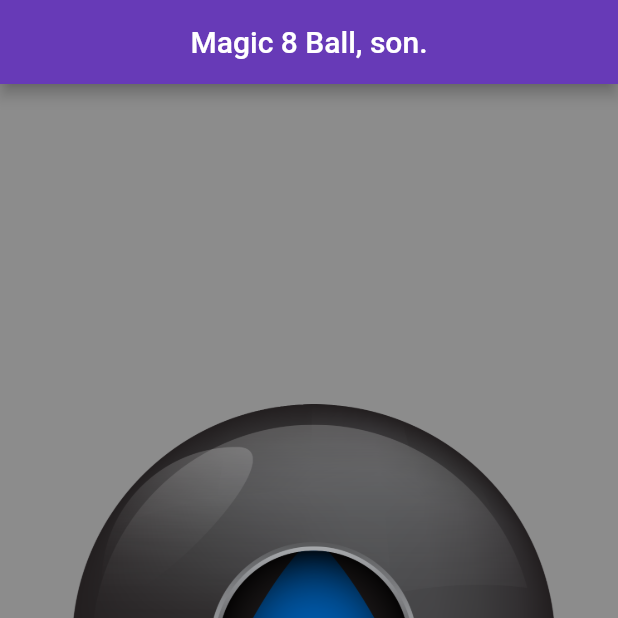
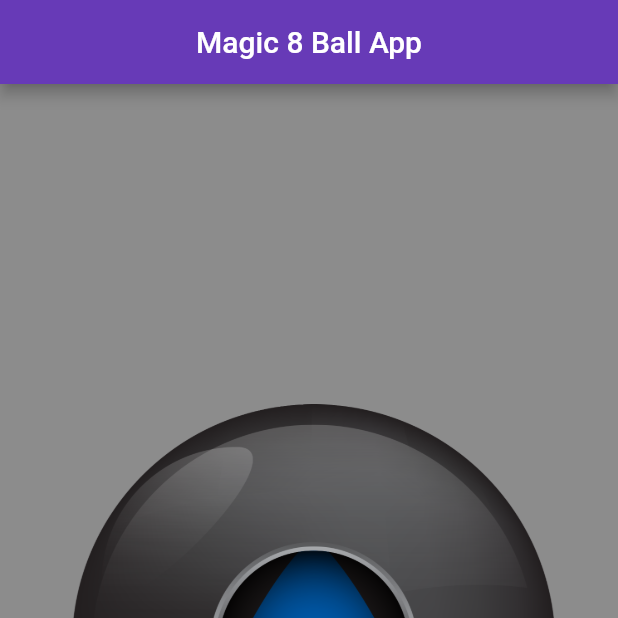
Before and after one commit to jjjvvvvv/magic8_app, a Flutter app: the screen it shows after launch, on a phone screen of 412 x 824 dp, the top half of it. Run offline on Flutter 3.47's test engine with Material 2 defaults, Android fonts, the phone set to English and light mode, and no system bars.

Commit message:
Fix Title

```diff
--- a/lib/main.dart
+++ b/lib/main.dart
@@ -8,7 +8,7 @@ void main() {
         backgroundColor: Colors.black45,
         appBar: AppBar(
           centerTitle: true,
-          title: Text('Magic 8 Ball, son.'),
+          title: Text('Magic 8 Ball App'),
           backgroundColor: Colors.deepPurple,
         ),
         body: DicePage(),
```
